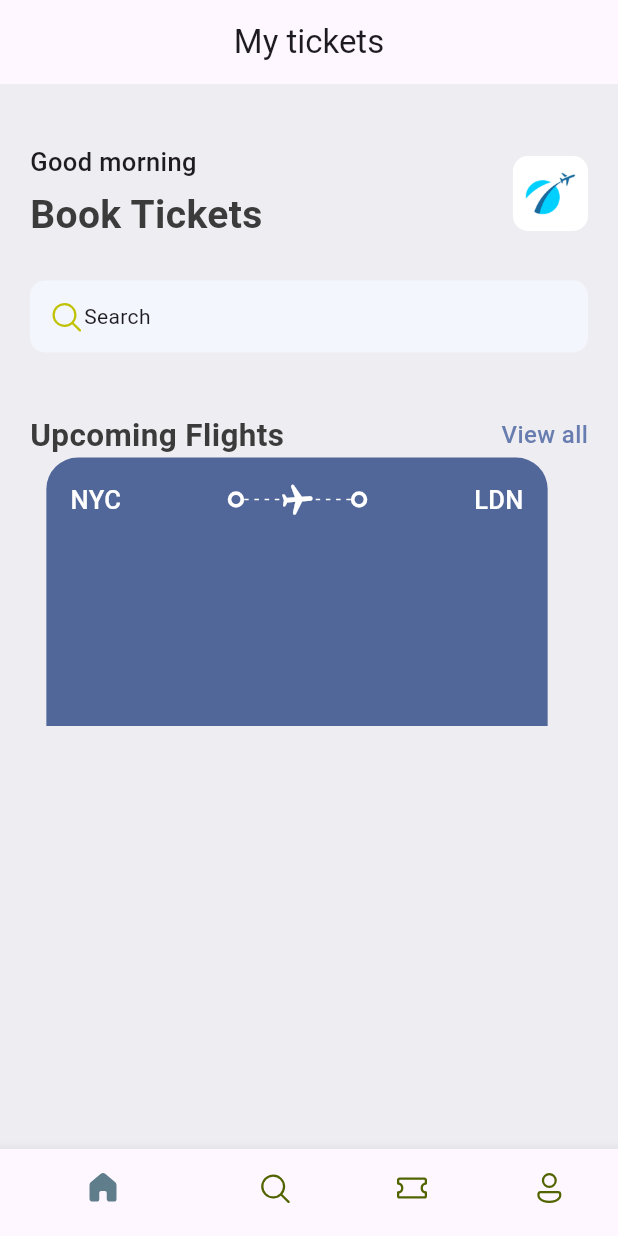
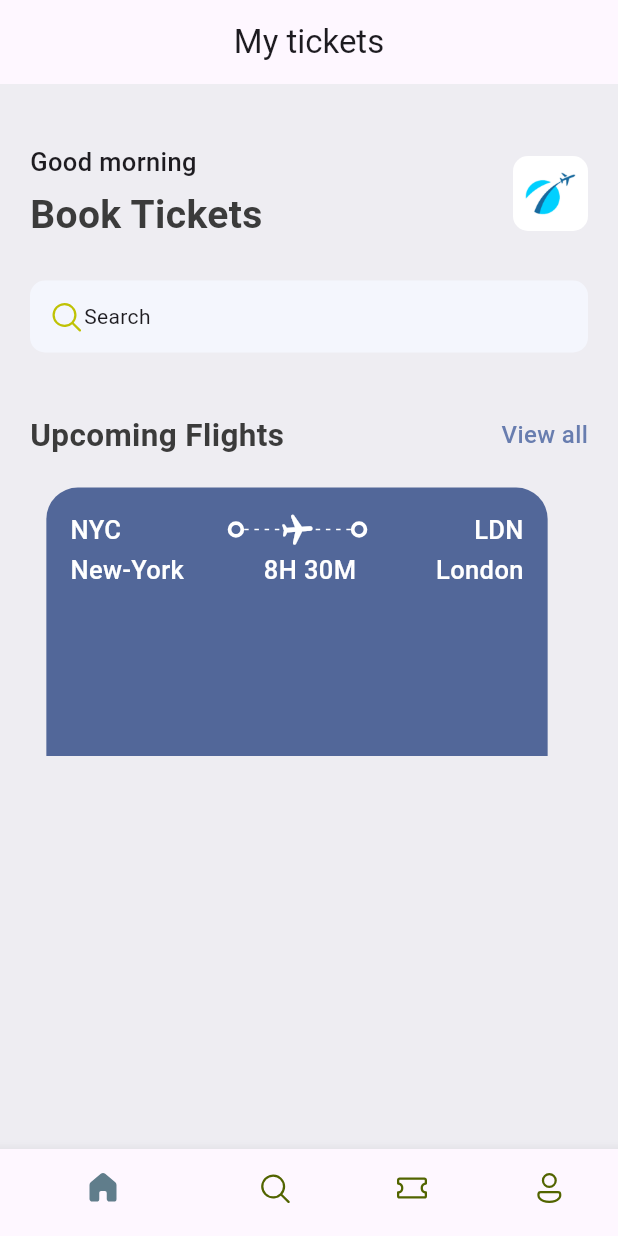
Before and after one commit to StandOut-0/Study-TicketApp, a Flutter app: the screen it shows after launch, on a phone screen of 412 x 824 dp. Run offline on Flutter 3.47's test engine with Material 3 defaults, Android fonts, the phone set to English and light mode, and no system bars; our stand-ins replace fluentui_icons.

Commit message:
출발지~도착지 정보

```diff
--- a/lib/base/screens/home_screen.dart
+++ b/lib/base/screens/home_screen.dart
@@ -67,6 +67,7 @@ class HomeScreen extends StatelessWidget {
                   ),
                   const SizedBox(height: 40),
                   const AppDoubleText(bigText: 'Upcoming Flights', smallText: 'View all'),
+                  const SizedBox(height: 20),
                   const TicketView()
                 ],
               ),
--- a/lib/base/widgets/ticket_view.dart
+++ b/lib/base/widgets/ticket_view.dart
@@ -52,6 +52,20 @@ class TicketView extends StatelessWidget {
                 Text("LDN",
                   style: AppStyles.headLineStyle3.copyWith(color: Colors.white),)
               ],
+            ),
+            const SizedBox(height: 3),
+            Row(
+              // mainAxisAlignment: MainAxisAlignment.spaceBetween,
+              children: [
+                Text("New-York",
+                  style: AppStyles.headLineStyle3.copyWith(color: Colors.white),),
+                Expanded(child: Container()),
+                Text("8H 30M",
+                  style: AppStyles.headLineStyle3.copyWith(color: Colors.white),),
+                Expanded(child: Container()),
+                Text("London",
+                  style: AppStyles.headLineStyle3.copyWith(color: Colors.white),)
+              ],
             )
           ],
         ),
```
